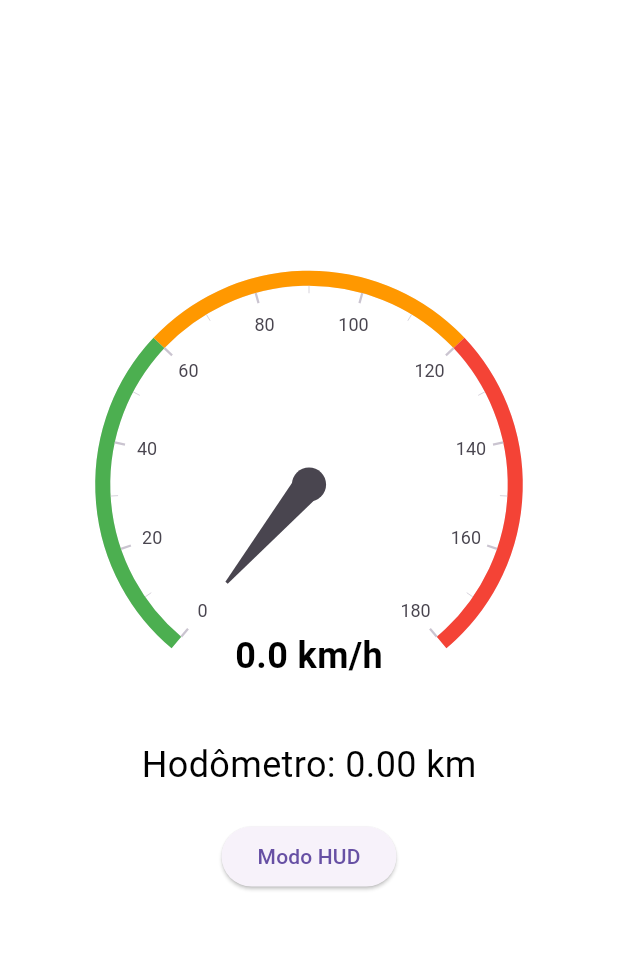
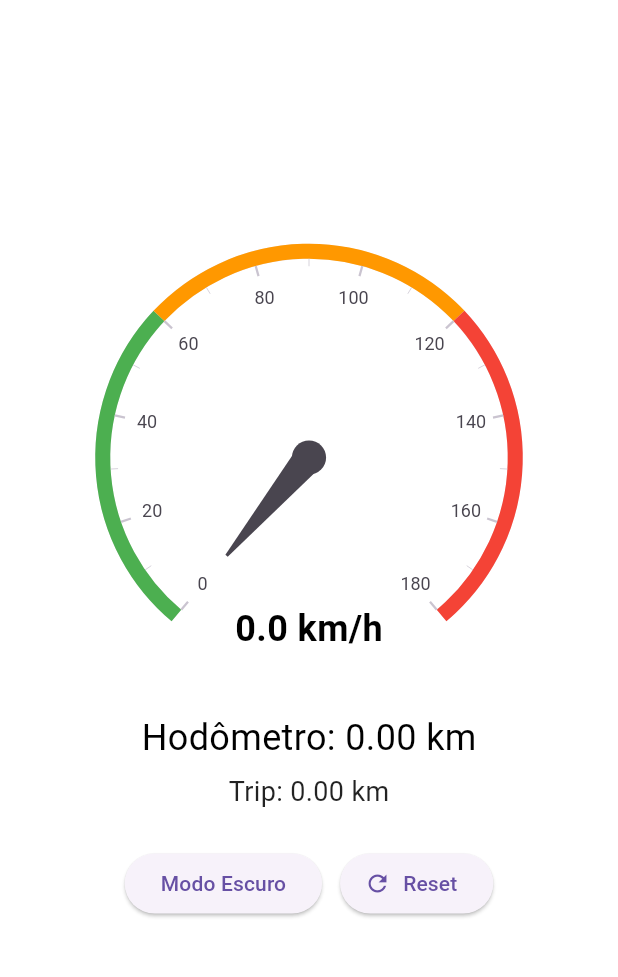
Before and after one commit to LuisPereira05/velocimetro, a Flutter app: the screen it shows after launch, on a phone screen of 412 x 824 dp, the part 84-1061 px from its top. Run offline on Flutter 3.47's test engine with Material 3 defaults, Android fonts, the phone set to English and light mode, and no system bars; drawn by our look-alikes of syncfusion_flutter_gauges; our stand-ins replace geolocator.

Commit message:
Botao reset trip

```diff
--- a/lib/views/speed_view.dart
+++ b/lib/views/speed_view.dart
@@ -1,3 +1,4 @@
+import 'dart:math' as math;
 import 'dart:ui' show FontFeature;
 
 import 'package:flutter/material.dart';
@@ -13,35 +14,34 @@ class SpeedometerPage extends StatefulWidget {
 }
 
 class _SpeedometerPageState extends State<SpeedometerPage> {
-  bool isMirrored = false; // espelhar HUD
+  bool isMirrored = false; // HUD (espelhado)
   bool isDarkMode = false; // fundo preto / texto branco
 
   @override
   Widget build(BuildContext context) {
     return ChangeNotifierProvider(
       create: (_) {
-        final vm = SpeedViewModel();
-        vm.init();
+        final vm = SpeedViewModel()..init();
         return vm;
       },
       child: Scaffold(
         backgroundColor: isDarkMode ? Colors.black : Colors.white,
         appBar: AppBar(
-          title: const Text("Velocímetro"),
+          title: const Text('Velocímetro'),
           backgroundColor: isDarkMode ? Colors.black : Colors.blue,
           foregroundColor: Colors.white,
           elevation: 0,
         ),
         body: Center(
           child: Consumer<SpeedViewModel>(
-            builder: (context, vm, child) {
+            builder: (context, vm, _) {
               final speed = vm.currentSpeed?.speedKmH ?? 0.0;
               final odometer = vm.odometerKm;
+              final trip = vm.tripOdometerKm;
 
               final content = Column(
                 mainAxisAlignment: MainAxisAlignment.center,
                 children: [
-                  // Velocímetro analógico
                   SizedBox(
                     height: 300,
                     child: SfRadialGauge(
@@ -70,7 +70,7 @@ class _SpeedometerPageState extends State<SpeedometerPage> {
                           annotations: <GaugeAnnotation>[
                             GaugeAnnotation(
                               widget: Text(
-                                "${speed.toStringAsFixed(1)} km/h",
+                                '${speed.toStringAsFixed(1)} km/h',
                                 style: TextStyle(
                                   fontSize: 24,
                                   fontWeight: FontWeight.bold,
@@ -87,37 +87,83 @@ class _SpeedometerPageState extends State<SpeedometerPage> {
                       ],
                     ),
                   ),
+
                   const SizedBox(height: 20),
-                  // Hodômetro digital
+
                   Text(
-                    "Hodômetro: ${odometer.toStringAsFixed(2)} km",
+                    'Hodômetro: ${odometer.toStringAsFixed(2)} km',
                     style: TextStyle(
                       fontSize: 24,
-                      fontFeatures: [FontFeature.tabularFigures()],
+                      fontFeatures: const [FontFeature.tabularFigures()],
                       color: isDarkMode ? Colors.white : Colors.black,
                     ),
                   ),
-                  const SizedBox(height: 20),
+                  const SizedBox(height: 6),
+                  Text(
+                    'Trip: ${trip.toStringAsFixed(2)} km',
+                    style: TextStyle(
+                      fontSize: 18,
+                      fontFeatures: const [FontFeature.tabularFigures()],
+                      color: isDarkMode ? Colors.white70 : Colors.black87,
+                    ),
+                  ),
+
+                  const SizedBox(height: 24),
+
+                  Wrap(
+                    spacing: 12,
+                    runSpacing: 12,
+                    alignment: WrapAlignment.center,
+                    children: [
                       ElevatedButton(
                         onPressed: () {
                           setState(() {
-                        isMirrored = !isMirrored; // HUD ON/OFF
+                            isMirrored = !isMirrored;
                             isDarkMode = !isDarkMode;
                           });
                         },
-                    child: Transform.scale(
-                      scaleY: isMirrored
-                          ? -1
-                          : 1, // desfaz o espelho só no texto
-                      child: Text(isDarkMode ? "Modo Mobile" : "Modo HUD"),
+                        child: Transform(
+                          alignment: Alignment.center,
+                          transform: isMirrored
+                              ? Matrix4.rotationX(math.pi)
+                              : Matrix4.identity(),
+                          child: Text(
+                            isDarkMode ? 'Modo Claro' : 'Modo Escuro',
                           ),
+                        ),
+                      ),
+                      ElevatedButton.icon(
+                        onPressed: () {
+                          final vm = context.read<SpeedViewModel>();
+                          vm.resetTrip(); // ✅ reseta só o TRIP
+                        },
+                        icon: Transform(
+                          alignment: Alignment.center,
+                          transform: isMirrored
+                              ? Matrix4.rotationX(math.pi)
+                              : Matrix4.identity(),
+                          child: const Icon(Icons.refresh),
+                        ),
+                        label: Transform(
+                          alignment: Alignment.center,
+                          transform: isMirrored
+                              ? Matrix4.rotationX(math.pi)
+                              : Matrix4.identity(),
+                          child: const Text('Reset'),
+                        ),
+                      ),
+                    ],
                   ),
                 ],
               );
 
-              // Espelha horizontalmente para HUD (reflexo no para-brisa fica "normal")
+              // ✅ HUD: inverter verticalmente
               return isMirrored
-                  ? Transform.scale(scaleY: -1, child: content)
+                  ? Transform(
+                      alignment: Alignment.center,
+                      transform: Matrix4.rotationX(math.pi),
+                      child: content,
+                    )
                   : content;
             },
           ),
```
Lines whose indentation alone changed are shown as unchanged.
